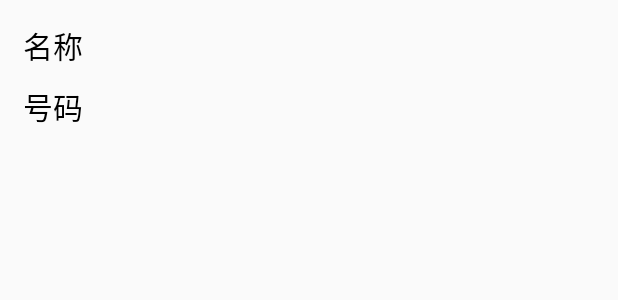
After one commit to 1248774172/mobilesafe, an Android app: the layout commonnum_list_item.xml on its own in the app's theme, with its tools: preview values and no code run, on a phone screen of 412 x 824 dp. The commit adds this screen. Shown: the top 300 px of the screen. Run offline under Robolectric (Android 15) with nearby library versions, the phone set to English and light mode, and no system bars.

Commit message:
常用电话号码完成(可扩展的ListView(ExpandableListView))

```diff
--- /dev/null
+++ b/app/src/main/res/layout/commonnum_list_item.xml
@@ -0,0 +1,26 @@
+<?xml version="1.0" encoding="utf-8"?>
+<LinearLayout xmlns:android="http://schemas.android.com/apk/res/android"
+    android:layout_width="match_parent"
+    android:layout_height="wrap_content"
+    android:orientation="vertical"
+    android:layout_margin="10dp">
+
+    <TextView
+        android:layout_margin="5dp"
+        android:id="@+id/tv_commonNum_name"
+        android:layout_width="match_parent"
+        android:layout_height="wrap_content"
+        android:text="名称"
+        android:textSize="20sp"
+        android:textColor="#000"/>
+
+    <TextView
+        android:layout_margin="5dp"
+        android:id="@+id/tv_commonNum_num"
+        android:layout_width="match_parent"
+        android:layout_height="wrap_content"
+        android:text="号码"
+        android:textSize="20sp"
+        android:textColor="#000"/>
+
+</LinearLayout>
```
Also changed, not shown: app/src/main/java/com/xiaoer/mobilesafe/activity/AToolActivity.java (+127 -15 lines), app/src/main/java/com/xiaoer/mobilesafe/activity/SplashActivity.java (+4 -3 lines), app/src/main/java/com/xiaoer/mobilesafe/engine/CommonNumDao.java (added, +74 -0 lines), app/src/main/res/layout/atool_commonnum_view.xml (added, +19 -0 lines), app/src/main/assets/commonnum.db (added).
